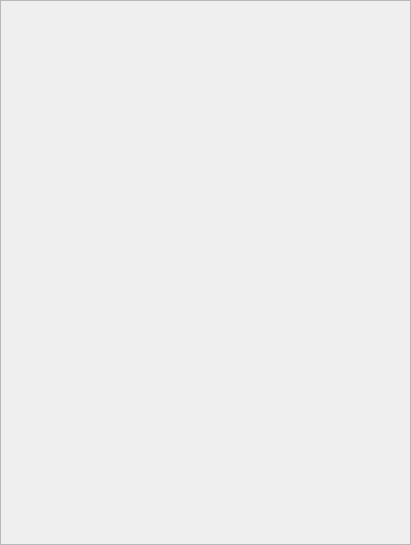
Old version of the form resources/action_editor.ui in the repository bohdon/maya-pulse.
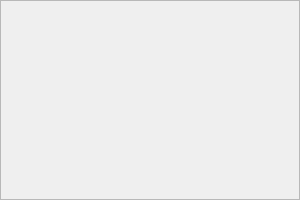
New version of the form. The open tabs and pages were chosen to show the change.

Commit message: hide variants header on singular actions, add icons and improve variant attr display

```diff
--- a/resources/action_editor.ui
+++ b/resources/action_editor.ui
@@ -6,14 +6,14 @@
    <rect>
     <x>0</x>
     <y>0</y>
-    <width>411</width>
-    <height>545</height>
+    <width>300</width>
+    <height>200</height>
    </rect>
   </property>
   <property name="minimumSize">
    <size>
     <width>300</width>
-    <height>400</height>
+    <height>200</height>
    </size>
   </property>
   <property name="windowTitle">
@@ -90,8 +90,8 @@
            <rect>
             <x>0</x>
             <y>0</y>
-            <width>409</width>
-            <height>543</height>
+            <width>298</width>
+            <height>198</height>
            </rect>
           </property>
           <layout class="QVBoxLayout" name="verticalLayout">
```
Left out of the diff: 8 changed lines with no effect on the pictures. The commit also changes 11 other files.
